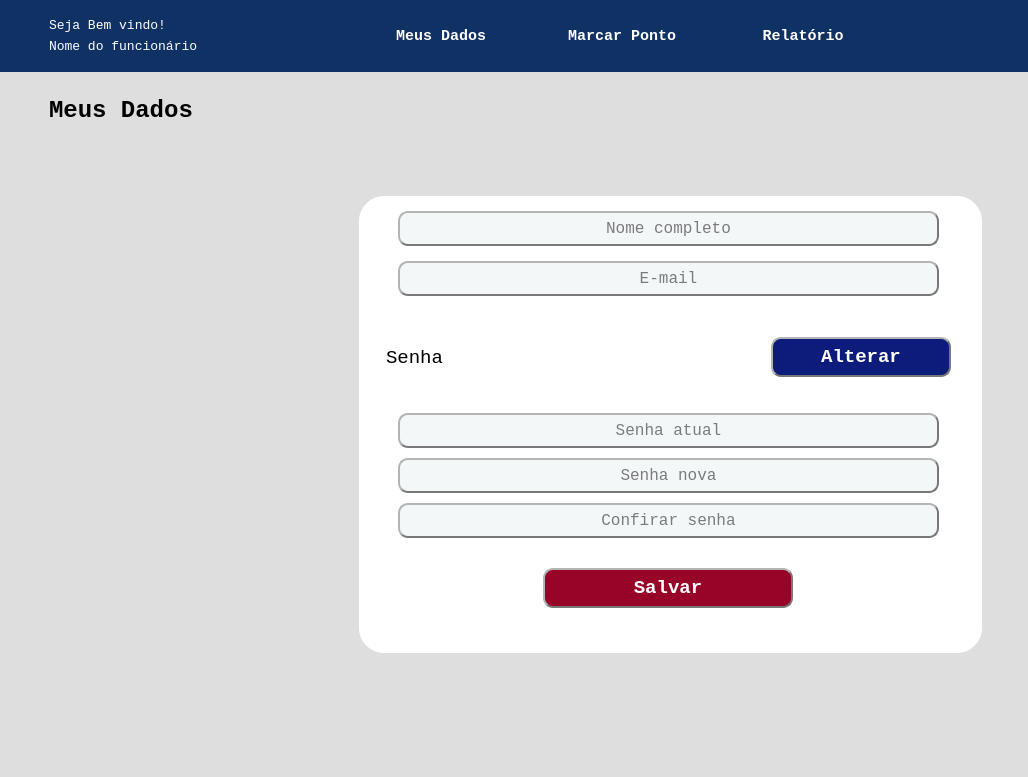
Qt form tela_menu.ui (KobaDev/GestaoDePonto) before a commit.
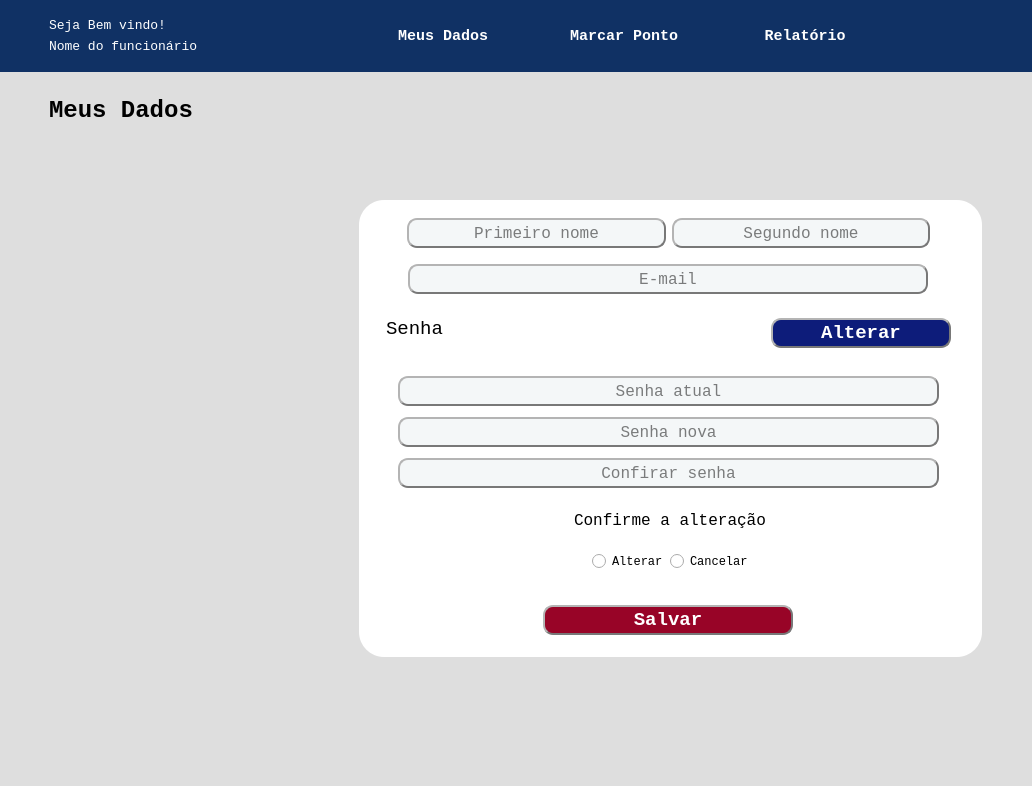
The same form after that commit. The open tabs and pages were chosen to show the change. Icons and pictures are not drawn.

Commit message: Alterar senha dentro das UI tela menu e tela adm funcionam

```diff
--- a/tela_menu.ui
+++ b/tela_menu.ui
@@ -6,8 +6,8 @@
    <rect>
     <x>0</x>
     <y>0</y>
-    <width>1028</width>
-    <height>777</height>
+    <width>1032</width>
+    <height>786</height>
    </rect>
   </property>
   <property name="minimumSize">
@@ -400,6 +400,12 @@
     </item>
     <item>
      <widget class="QStackedWidget" name="stackedWidget">
+      <property name="maximumSize">
+       <size>
+        <width>16777215</width>
+        <height>16777215</height>
+       </size>
+      </property>
       <property name="styleSheet">
        <string notr="true">background-color: rgb(222, 222, 222);</string>
       </property>
@@ -1776,7 +1782,7 @@
                 <property name="minimumSize">
                  <size>
                   <width>601</width>
-                  <height>96</height>
+                  <height>85</height>
                  </size>
                 </property>
                 <property name="maximumSize">
@@ -1793,7 +1799,7 @@
                 </property>
                 <layout class="QVBoxLayout" name="verticalLayout_29">
                  <property name="spacing">
-                  <number>10</number>
+                  <number>6</number>
                  </property>
                  <property name="leftMargin">
                   <number>30</number>
@@ -1808,40 +1814,90 @@
                   <number>0</number>
                  </property>
                  <item>
-                  <widget class="QLineEdit" name="lineEdit_6">
-                   <property name="minimumSize">
-                    <size>
-                     <width>0</width>
-                     <height>35</height>
-                    </size>
+                  <widget class="QFrame" name="frame_40">
+                   <property name="frameShape">
+                    <enum>QFrame::StyledPanel</enum>
                    </property>
-                   <property name="font">
-                    <font>
-                     <family>Lucida Console</family>
-                     <pointsize>12</pointsize>
-                    </font>
+                   <property name="frameShadow">
+                    <enum>QFrame::Raised</enum>
                    </property>
-                   <property name="styleSheet">
-                    <string notr="true">background-color: rgb(244, 247, 248);
+                   <layout class="QHBoxLayout" name="horizontalLayout_23">
+                    <property name="spacing">
+                     <number>6</number>
+                    </property>
+                    <item>
+                     <widget class="QLineEdit" name="primeiro_nome_edt2">
+                      <property name="minimumSize">
+                       <size>
+                        <width>0</width>
+                        <height>30</height>
+                       </size>
+                      </property>
+                      <property name="font">
+                       <font>
+                        <family>Lucida Console</family>
+                        <pointsize>12</pointsize>
+                       </font>
+                      </property>
+                      <property name="styleSheet">
+                       <string notr="true">background-color: rgb(244, 247, 248);
 border-radius: 10px;
 border-style: outset;
 border-width: 2px;
 border-color: rgb(120, 120, 120);</string>
-                   </property>
-                   <property name="alignment">
-                    <set>Qt::AlignCenter</set>
-                   </property>
-                   <property name="placeholderText">
-                    <string>Nome completo</string>
-                   </property>
+                      </property>
+                      <property name="alignment">
+                       <set>Qt::AlignCenter</set>
+                      </property>
+                      <property name="placeholderText">
+                       <string>Primeiro nome</string>
+                      </property>
+                     </widget>
+                    </item>
+                    <item>
+                     <widget class="QLineEdit" name="segundo_nome_edt2">
+                      <property name="minimumSize">
+                       <size>
+                        <width>0</width>
+                        <height>30</height>
+                       </size>
+                      </property>
+                      <property name="font">
+                       <font>
+                        <family>Lucida Console</family>
+                        <pointsize>12</pointsize>
+                       </font>
+                      </property>
+                      <property name="styleSheet">
+                       <string notr="true">background-color: rgb(244, 247, 248);
+border-radius: 10px;
+border-style: outset;
+border-width: 2px;
+border-color: rgb(120, 120, 120);</string>
+                      </property>
+                      <property name="alignment">
+                       <set>Qt::AlignCenter</set>
+                      </property>
+                      <property name="placeholderText">
+                       <string>Segundo nome</string>
+                      </property>
+                     </widget>
+                    </item>
+                   </layout>
                   </widget>
                  </item>
-                 <item>
-                  <widget class="QLineEdit" name="lineEdit_7">
+                 <item alignment="Qt::AlignHCenter">
+                  <widget class="QLineEdit" name="email_edt2">
                    <property name="minimumSize">
                     <size>
-                     <width>0</width>
-                     <height>35</height>
+                     <width>520</width>
+                     <height>30</height>
+                    </size>
+                   </property>
+                   <property name="maximumSize">
+                    <size>
+                     <width>525</width>
+                     <height>16777215</height>
                     </size>
                    </property>
                    <property name="font">
@@ -1868,18 +1924,18 @@
                 </layout>
                </widget>
               </item>
-              <item>
+              <item alignment="Qt::AlignTop">
                <widget class="QFrame" name="frame_29">
                 <property name="minimumSize">
                  <size>
                   <width>601</width>
-                  <height>97</height>
+                  <height>65</height>
                  </size>
                 </property>
                 <property name="maximumSize">
                  <size>
                   <width>601</width>
-                  <height>97</height>
+                  <height>45</height>
                  </size>
                 </property>
                 <property name="frameShape">
@@ -1889,8 +1945,14 @@
                  <enum>QFrame::Raised</enum>
                 </property>
                 <layout class="QHBoxLayout" name="horizontalLayout_10">
-                 <item>
+                 <item alignment="Qt::AlignTop">
                   <widget class="QFrame" name="frame_30">
+                   <property name="maximumSize">
+                    <size>
+                     <width>16777215</width>
+                     <height>45</height>
+                    </size>
+                   </property>
                    <property name="frameShape">
                     <enum>QFrame::StyledPanel</enum>
                    </property>
@@ -1914,8 +1976,14 @@
                    </layout>
                   </widget>
                  </item>
-                 <item alignment="Qt::AlignRight">
+                 <item alignment="Qt::AlignRight|Qt::AlignTop">
                   <widget class="QFrame" name="frame_31">
+                   <property name="maximumSize">
+                    <size>
+                     <width>16777215</width>
+                     <height>45</height>
+                    </size>
+                   </property>
                    <property name="frameShape">
                     <enum>QFrame::StyledPanel</enum>
                    </property>
@@ -1928,7 +1996,7 @@
                       <property name="minimumSize">
                        <size>
                         <width>180</width>
-                        <height>40</height>
+                        <height>30</height>
                        </size>
                       </property>
                       <property name="maximumSize">
@@ -1964,7 +2032,7 @@
                 </layout>
                </widget>
               </item>
-              <item>
+              <item alignment="Qt::AlignTop">
                <widget class="QFrame" name="frame_32">
                 <property name="minimumSize">
                  <size>
@@ -1986,7 +2054,7 @@
                 </property>
                 <layout class="QVBoxLayout" name="verticalLayout_32">
                  <property name="spacing">
-                  <number>10</number>
+                  <number>6</number>
                  </property>
                  <property name="leftMargin">
                   <number>30</number>
@@ -2008,7 +2076,7 @@
                    <property name="minimumSize">
                     <size>
                      <width>0</width>
-                     <height>35</height>
+                     <height>30</height>
                     </size>
                    </property>
                    <property name="font">
@@ -2046,7 +2114,7 @@
                    <property name="minimumSize">
                     <size>
                      <width>0</width>
-                     <height>35</height>
+                     <height>30</height>
                     </size>
                    </property>
                    <property name="font">
@@ -2084,7 +2152,7 @@
                    <property name="minimumSize">
                     <size>
                      <width>0</width>
-                     <height>35</height>
+                     <height>30</height>
                     </size>
                    </property>
                    <property name="font">
@@ -2118,11 +2186,98 @@
                </widget>
               </item>
               <item>
+               <widget class="QFrame" name="frame_41">
+                <property name="frameShape">
+                 <enum>QFrame::StyledPanel</enum>
+                </property>
+                <property name="frameShadow">
+                 <enum>QFrame::Raised</enum>
+                </property>
+                <layout class="QVBoxLayout" name="verticalLayout_55">
+                 <property name="leftMargin">
+                  <number>0</number>
+                 </property>
+                 <property name="topMargin">
+                  <number>0</number>
+                 </property>
+                 <property name="rightMargin">
+                  <number>0</number>
+                 </property>
+                 <property name="bottomMargin">
+                  <number>0</number>
+                 </property>
+                 <item>
+                  <widget class="QFrame" name="frame_45">
+                   <property name="frameShape">
+                    <enum>QFrame::StyledPanel</enum>
+                   </property>
+                   <property name="frameShadow">
+                    <enum>QFrame::Raised</enum>
+                   </property>
+                   <layout class="QVBoxLayout" name="verticalLayout_56">
+                    <item alignment="Qt::AlignHCenter">
+                     <widget class="QLabel" name="label_13">
+                      <property name="font">
+                       <font>
+                        <family>Lucida Console</family>
+                        <pointsize>12</pointsize>
+                       </font>
+                      </property>
+                      <property name="text">
+                       <string>Confirme a alteração</string>
+                      </property>
+                     </widget>
+                    </item>
+                   </layout>
+                  </widget>
+                 </item>
+                 <item alignment="Qt::AlignHCenter">
+                  <widget class="QFrame" name="frame_46">
+                   <property name="frameShape">
+                    <enum>QFrame::StyledPanel</enum>
+                   </property>
+                   <property name="frameShadow">
+                    <enum>QFrame::Raised</enum>
+                   </property>
+                   <layout class="QHBoxLayout" name="horizontalLayout_24">
+                    <item>
+                     <widget class="QRadioButton" name="confirm_alterar">
+                      <property name="font">
+                       <font>
+                        <family>Lucida Console</family>
+                        <pointsize>9</pointsize>
+                       </font>
+                      </property>
+                      <property name="text">
+                       <string>Alterar</string>
+                      </property>
+                     </widget>
+                    </item>
+                    <item>
+                     <widget class="QRadioButton" name="confirm_cancelar">
+                      <property name="font">
+                       <font>
+                        <family>Lucida Console</family>
+                        <pointsize>9</pointsize>
+                       </font>
+                      </property>
+                      <property name="text">
+                       <string>Cancelar</string>
+                      </property>
+                     </widget>
+                    </item>
+                   </layout>
+                  </widget>
+                 </item>
+                </layout>
+               </widget>
+              </item>
+              <item alignment="Qt::AlignBottom">
                <widget class="QFrame" name="frame_33">
                 <property name="minimumSize">
                  <size>
                   <width>601</width>
-                  <height>96</height>
+                  <height>45</height>
                  </size>
                 </property>
                 <property name="maximumSize">
@@ -2158,13 +2313,13 @@
                    <property name="minimumSize">
                     <size>
                      <width>0</width>
-                     <height>40</height>
+                     <height>30</height>
                     </size>
                    </property>
                    <property name="maximumSize">
                     <size>
                      <width>250</width>
-                     <height>40</height>
+                     <height>30</height>
                     </size>
                    </property>
                    <property name="font">
```
Left out of the diff: 254 changed lines with no effect on the pictures. The commit also changes 24 other files.
